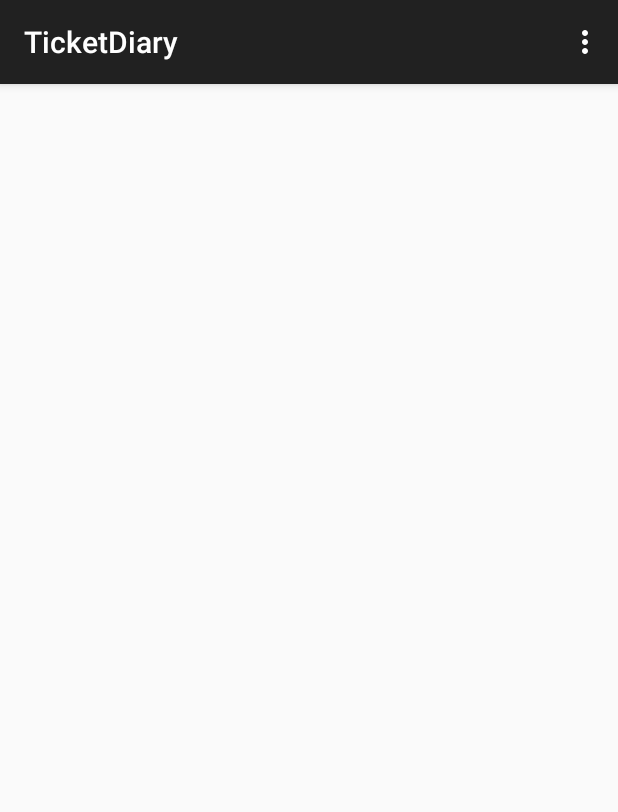
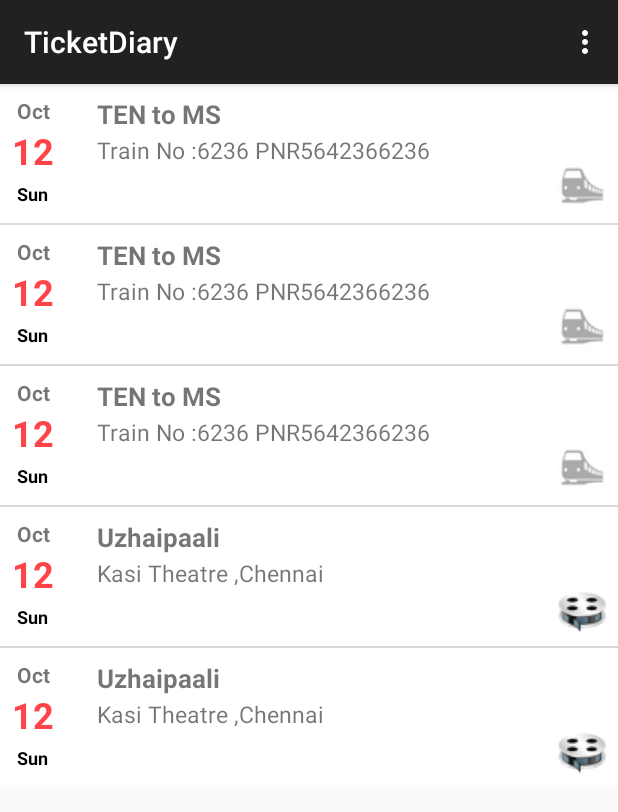
Before and after one commit to muthuishere/ticketdiary, an Android app: the screen it shows after launch (IndexActivity), on a phone screen of 412 x 824 dp. Shown: the top 812 px of the screen. Run offline under Robolectric (Android 15) with nearby library versions, the phone set to English and light mode, and no system bars; our stand-ins replace Volley.

Commit message:
List Screen Screenshots UI Parser Started for IRCTC

```diff
--- a/app/src/main/java/com/deemwar/apps/ticketdiary/activity/DetailActivity.java
+++ b/app/src/main/java/com/deemwar/apps/ticketdiary/activity/DetailActivity.java
@@ -4,6 +4,7 @@ import android.support.v7.app.ActionBarActivity;
 import android.os.Bundle;
 import android.view.Menu;
 import android.view.MenuItem;
+
 import com.deemwar.apps.ticketdiary.R;
 
 public class DetailActivity extends ActionBarActivity {
--- a/app/src/main/java/com/deemwar/apps/ticketdiary/activity/IndexActivity.java
+++ b/app/src/main/java/com/deemwar/apps/ticketdiary/activity/IndexActivity.java
@@ -1,19 +1,119 @@
 package com.deemwar.apps.ticketdiary.activity;
 
+import android.app.Activity;
+import android.content.Context;
+import android.os.AsyncTask;
 import android.support.v7.app.ActionBarActivity;
 import android.os.Bundle;
+import android.util.Log;
 import android.view.Menu;
 import android.view.MenuItem;
+import android.view.View;
+import android.widget.AdapterView;
+import android.widget.ListView;
 
 import com.deemwar.apps.ticketdiary.R;
+import com.deemwar.apps.ticketdiary.adapters.TicketListAdapter;
+import com.deemwar.apps.ticketdiary.controller.AppManager;
+import com.deemwar.apps.ticketdiary.controller.SMSReader;
+import com.deemwar.apps.ticketdiary.model.SMSData;
+import com.deemwar.apps.ticketdiary.model.Ticket;
+import com.deemwar.apps.ticketdiary.test.Stubs;
+
+import java.util.ArrayList;
+import java.util.List;
 
 
 public class IndexActivity extends ActionBarActivity {
+
+    AppManager appManager ;
+    private TicketListAdapter adapter = null;
+
+    public IndexActivity() {
+
+
+    }
 
     @Override
     protected void onCreate(Bundle savedInstanceState) {
         super.onCreate(savedInstanceState);
         setContentView(R.layout.activity_index);
+
+        //ArrayList<Ticket> searchResults = appManager.ticketList;
+
+        appManager = AppManager.getInstance(this);
+        final ListView lv1 = (ListView) findViewById(R.id.listtickets);
+        adapter = new TicketListAdapter(this, new ArrayList<Ticket>());
+
+        lv1.setAdapter(adapter);
+
+        new TicketUpdaterTask().execute();
+
+        lv1.setOnItemClickListener(new AdapterView.OnItemClickListener() {
+            @Override
+            public void onItemClick(AdapterView<?> a, View v, int position, long id) {
+                Object o = lv1.getItemAtPosition(position);
+                Ticket selectedTicket = (Ticket) o;
+
+                System.out.println("Clicked" + selectedTicket.toString());
+                //Toast.makeText(ListViewBlogPost.this, "You have chosen: " + " " + fullObject.getName(), Toast.LENGTH_LONG).show();
+            }
+        });
+    }
+
+
+    protected class TicketUpdaterTask extends AsyncTask<String, Void, List<Ticket>> {
+
+        public static final String CLASS_NAME = "TicketUpdater";
+
+
+        protected void onProgressUpdate(Integer... progress) {
+            //    setProgressPercent(progress[0]);
+        }
+
+        @Override
+        protected List<Ticket> doInBackground(String... params) {
+
+            List<Ticket> lstTickets = new ArrayList<Ticket>();
+
+        List<SMSData> lstSMSData= SMSReader.getAllSms(appManager.appContext);
+
+        //TODO Add Parsing here
+        for(SMSData smsData:lstSMSData){
+
+         //   if()
+        }
+
+
+            lstTickets.add(Stubs.generateTrainTicket());
+            lstTickets.add(Stubs.generateTrainTicket());
+            lstTickets.add(Stubs.generateTrainTicket());
+            lstTickets.add(Stubs.generateMovieTicket());
+            lstTickets.add(Stubs.generateMovieTicket());
+
+
+            // Ticket
+
+            return lstTickets;
+
+        }
+
+        protected void onPostExecute(List<Ticket> result) {
+
+
+            super.onPostExecute(result);
+            //dialog.dismiss();
+            adapter.setTicketList(result);
+            adapter.notifyDataSetChanged();
+
+
+            try {
+//                AppManager.getInstance().ticketList = result;
+            } catch (Exception e) {
+                Log.e(CLASS_NAME, e.toString());
+            }
+            //  showDialog("Downloaded " + result + " bytes");
+        }
     }
 
 
--- a/app/src/main/java/com/deemwar/apps/ticketdiary/adapters/TicketListAdapter.java
+++ b/app/src/main/java/com/deemwar/apps/ticketdiary/adapters/TicketListAdapter.java
@@ -17,13 +17,19 @@ import android.view.LayoutInflater;
 import android.view.View;
 import android.view.ViewGroup;
 import android.widget.BaseAdapter;
+import android.widget.ImageView;
 import android.widget.TextView;
 
 import com.android.volley.toolbox.ImageLoader;
 import com.android.volley.toolbox.NetworkImageView;
+import com.deemwar.apps.ticketdiary.model.TrainTicket;
+
 public class TicketListAdapter extends BaseAdapter {
     private Activity activity;
     private LayoutInflater inflater;
+
+
+
     private List<Ticket> ticketList;
     ImageLoader imageLoader = AppController.getInstance().getImageLoader();
 
@@ -32,6 +38,13 @@ public class TicketListAdapter extends BaseAdapter {
         this.ticketList = ticketList;
     }
 
+    public List<Ticket> getTicketList() {
+        return ticketList;
+    }
+    public void setTicketList(List<Ticket> ticketList) {
+
+        this.ticketList = ticketList;
+    }
     @Override
     public int getCount() {
         return ticketList.size();
@@ -52,25 +65,60 @@ public class TicketListAdapter extends BaseAdapter {
 
 
 
+
         if (inflater == null)
             inflater = (LayoutInflater) activity
                     .getSystemService(Context.LAYOUT_INFLATER_SERVICE);
         if (convertView == null)
-            convertView = inflater.inflate(R.layout.ticketrow, null);
+            convertView = inflater.inflate(R.layout.genericticketrow, null);
 
-        if (imageLoader == null)
-            imageLoader = AppController.getInstance().getImageLoader();
-        NetworkImageView thumbNail = (NetworkImageView) convertView
-                .findViewById(R.id.thumbnail);
-        TextView title = (TextView) convertView.findViewById(R.id.title);
-        TextView rating = (TextView) convertView.findViewById(R.id.rating);
-        TextView genre = (TextView) convertView.findViewById(R.id.genre);
-        TextView year = (TextView) convertView.findViewById(R.id.releaseYear);
+      //  if (imageLoader == null)
+        //    imageLoader = AppController.getInstance().getImageLoader();
+      //  NetworkImageView thumbNail = (NetworkImageView) convertView
+             //   .findViewById(R.id.thumbnail);
 
 
+        TextView month = (TextView) convertView.findViewById(R.id.month);
+        TextView date = (TextView) convertView.findViewById(R.id.date);
+        TextView day = (TextView) convertView.findViewById(R.id.day);
+        TextView title = (TextView) convertView.findViewById(R.id.title);
+
+        TextView tagline = (TextView) convertView.findViewById(R.id.tagline);
+
+        ImageView tickettypeimg=(ImageView) convertView.findViewById(R.id.tickettypeimg);
+
+        if(null != ticketList && ticketList.size() > position){
         // getting movie data for the row
-        Ticket m = ticketList.get(position);
+        Ticket ticket = ticketList.get(position);
+        title.setText(ticket.getTitle());
+        month.setText(ticket.getMonth());
+        date.setText(ticket.getDateOfMonth());
+
+        day.setText(ticket.getDayOfMonth());
+        tagline.setText(ticket.getTagline());
+
+        if(ticket instanceof TrainTicket)
+            tickettypeimg.setImageResource(R.drawable.train);
+        else
+            tickettypeimg.setImageResource(R.drawable.movie);
+
+        }
 /*
+
+
+
+
+    <ImageView
+        android:id="@+id/tickettypeimg"
+        android:layout_width="wrap_content"
+        android:layout_height="wrap_content"
+        android:layout_alignParentBottom="true"
+        android:layout_alignParentRight="true"
+        android:textColor="@color/year"
+        android:textSize="@dimen/year"
+        android:text="PNR 24565787"
+        android:src="@drawable/train" />
+
         // thumbnail image
         thumbNail.setImageUrl(m.getThumbnailUrl(), imageLoader);
 
--- a/app/src/main/java/com/deemwar/apps/ticketdiary/controller/AppManager.java
+++ b/app/src/main/java/com/deemwar/apps/ticketdiary/controller/AppManager.java
@@ -23,11 +23,15 @@ public class AppManager {
     public Preferences preferences;
 
 
-    List<Ticket> ticketList;
+   public List<Ticket> ticketList;
 
     private AppManager(Activity activity) {
         appContext = activity.getApplicationContext();
+
+       System.out.println(appContext);
         preferences = new Preferences(appContext);
+
+        //TODO fill up ticketlist
     }
 
     public static AppManager getInstance() throws Exception {
--- a/app/src/main/java/com/deemwar/apps/ticketdiary/model/MovieTicket.java
+++ b/app/src/main/java/com/deemwar/apps/ticketdiary/model/MovieTicket.java
@@ -1,14 +1,19 @@
 package com.deemwar.apps.ticketdiary.model;
 
 import com.deemwar.apps.ticketdiary.util.Constants;
+
+import java.util.HashMap;
+import java.util.Map;
 
 /**
  * Created by muthuishere on 21-09-2014.
  */
 public class MovieTicket extends Ticket {
-    private String name;
+    public String name;
 
-    private MovieTheatre theatre;
+
+  //  private MovieTheatre theatre;
+    public String theatreDetails;
 
     public MovieTicket(){
 
@@ -16,6 +21,28 @@ public class MovieTicket extends Ticket {
     }
     public static MovieTicket tryParse(String data){
 
+
+/*
+        MovieTicket ticket=new MovieTicket();
+
+        String[] tokens=data.replace("\r","").replace("\n","").split(",");
+
+        Map<String,String> result=new HashMap<String,String>();
+
+
+        for(String token:tokens){
+            if(token.contains("PNR"))
+               // ticket.
+                result.put("PNR",token);
+
+            if(token.contains("TRAIN"))
+                result.put("TRAIN",token);
+
+            if(token.contains("DOJ"))
+                result.put("DOJ",token);
+
+        }
+*/
         //TODO add parsing algorithm for all movie tickets
         return null;
 
@@ -33,6 +60,6 @@ public class MovieTicket extends Ticket {
 
     @Override
     public String getTagline() {
-        return null;
+        return theatreDetails;
     }
 }
--- a/app/src/main/java/com/deemwar/apps/ticketdiary/test/Stubs.java
+++ b/app/src/main/java/com/deemwar/apps/ticketdiary/test/Stubs.java
@@ -1,5 +1,6 @@
 package com.deemwar.apps.ticketdiary.test;
 
+import com.deemwar.apps.ticketdiary.model.MovieTicket;
 import com.deemwar.apps.ticketdiary.model.TrainTicket;
 
 import java.util.Date;
@@ -29,8 +30,22 @@ public class Stubs {
 
         tk.start=new Date() ;
         tk.pnr="PNR" + randInt(100000,999999) + "" + randInt(1000,9999);
+        tk.trainNo=randInt(1000,9999) +"";
         tk.source="TEN";
         tk.destination="MS";
         return tk;
     }
+
+    public static MovieTicket generateMovieTicket(){
+
+        MovieTicket tk=new MovieTicket();
+
+        String[] movies={"Murattu Kaalai","Uzhaipaali","Pollathavan","Kaali","Valli"};
+        tk.start=new Date() ;
+        tk.name=movies[randInt(0,4)];//+ randInt(100000,999999) + "" + randInt(1000,9999);
+
+        tk.theatreDetails="Kasi Theatre ,Chennai";
+
+        return tk;
+    }
 }
--- a/app/src/main/res/layout/activity_index.xml
+++ b/app/src/main/res/layout/activity_index.xml
@@ -5,7 +5,7 @@
     tools:context=".MainActivity" >
 
     <ListView
-        android:id="@+id/list"
+        android:id="@+id/listtickets"
         android:layout_width="fill_parent"
         android:layout_height="wrap_content"
         android:divider="@color/list_divider"
--- a/app/src/main/res/layout/genericticketrow.xml
+++ b/app/src/main/res/layout/genericticketrow.xml
@@ -1,48 +1,54 @@
 <?xml version="1.0" encoding="utf-8"?>
 <RelativeLayout xmlns:android="http://schemas.android.com/apk/res/android"
-    android:layout_width="fill_parent"
+    android:layout_width="match_parent"
     android:layout_height="wrap_content"
     android:background="@drawable/list_row_selector"
-    android:padding="8dp" >
+    android:padding="8sp" >
 
 
     <!-- Month -->
     <TextView
         android:id="@+id/month"
-        android:layout_width="40dp"
-        android:layout_height="20dp"
+        android:layout_width="45sp"
+        android:layout_height="20sp"
         android:layout_alignParentLeft="true"
-        android:layout_marginRight="8dp"
+        android:layout_marginLeft="3sp"
+        android:layout_marginRight="8sp"
         android:textStyle="bold"
-
+        android:textAlignment="center"
         android:text="May"
-        />
+        android:layout_alignParentStart="true" />
 
     <TextView
-    android:id="@+id/date"
-    android:layout_width="40dp"
-    android:layout_height="40dp"
-    android:layout_alignParentLeft="true"
+        android:id="@+id/date"
+        android:layout_width="45sp"
+
+        android:layout_height="35sp"
+        android:layout_alignParentLeft="true"
         android:textStyle="bold"
 
         android:text="21"
-        android:layout_marginTop="15dp"
         android:textColor="#ffff4449"
-        android:textSize="24dp" />
+        android:textSize="24sp"
+
+
+        android:layout_below="@+id/month" />
 
     <TextView
         android:id="@+id/day"
-        android:layout_width="40dp"
-        android:layout_height="15dp"
+        android:layout_width="45sp"
+        android:layout_height="20sp"
         android:layout_alignParentLeft="true"
         android:textStyle="bold"
 
         android:text="TUE"
-        android:layout_marginTop="45dp"
+
         android:textColor="#000000"
-        android:textSize="12dp"
-        android:textAlignment="center"
-        />
+        android:textSize="12sp"
+
+        android:layout_marginLeft="3sp"
+        android:layout_below="@+id/date"
+        android:layout_marginTop="1sp" />
 
     <!-- Title -->
     <TextView
@@ -82,4 +88,5 @@
         android:text="PNR 24565787"
         android:src="@drawable/train" />
 
+
 </RelativeLayout>
--- a/app/src/main/res/values/styles.xml
+++ b/app/src/main/res/values/styles.xml
@@ -5,6 +5,10 @@
         <!-- Customize your theme here. -->
     </style>
 
+    <style name="row">
+
+
+    </style>
     <style name="row.date">
         <item name="android:textStyle">bold</item>
 
```
Also changed, not shown: app/src/main/java/com/deemwar/apps/ticketdiary/controller/TicketUpdater.java (+27 -2 lines), app/src/main/java/com/deemwar/apps/ticketdiary/model/Ticket.java (+18 -0 lines), app/src/main/java/com/deemwar/apps/ticketdiary/model/TrainTicket.java (+56 -3 lines), app/src/main/res/layout/ticketrow.xml (+60 -27 lines), app/src/main/res/drawable/movie.png (added), 3 other files.
